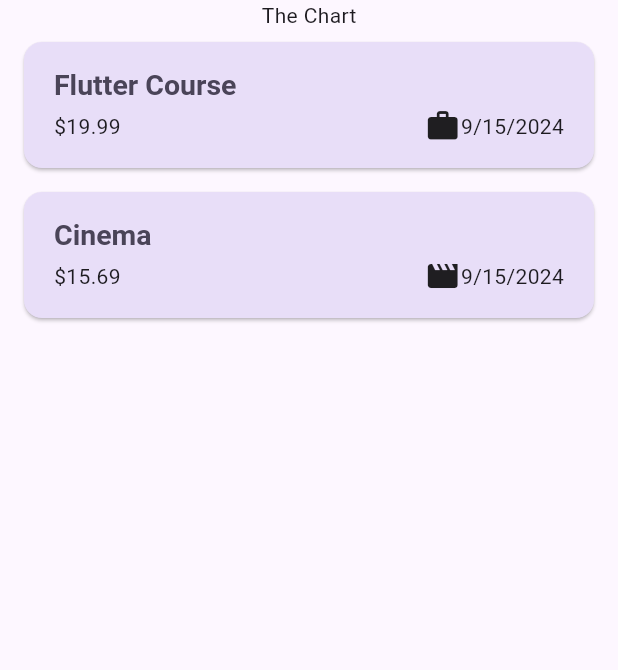
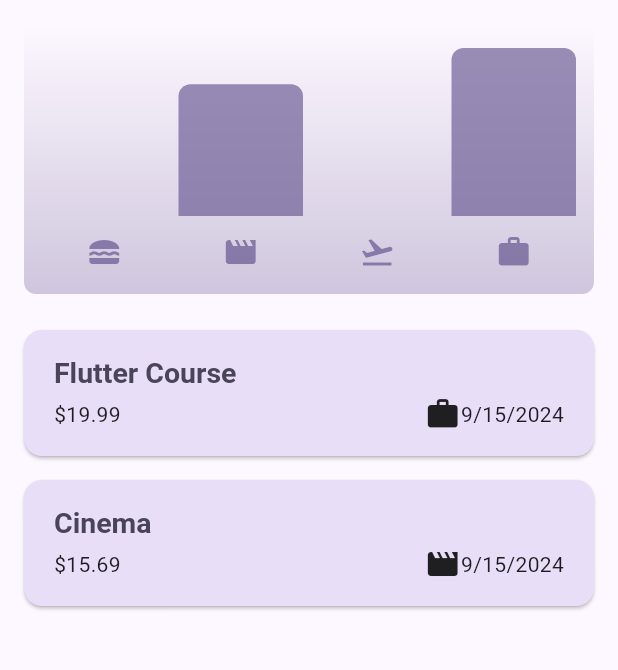
Before and after one commit to surajgond07/expense_tracker_flutter_app, a Flutter app: the screen it shows after launch, on a phone screen of 412 x 824 dp, the part 84-754 px from its top. Run offline on Flutter 3.47's test engine with Material 3 defaults, Android fonts, the phone set to English and light mode, and no system bars.

Commit message:
char.dart & char_bar.dart

```diff
--- a/lib/model/expense.dart
+++ b/lib/model/expense.dart
@@ -6,11 +6,11 @@ final formatter = DateFormat.yMd();
 
 const uuid = Uuid();
 
-enum Category { food, trave, leisure, work }
+enum Category { food, travel, leisure, work }
 
 const categoryIcons = {
   Category.food: Icons.lunch_dining,
-  Category.trave: Icons.flight_takeoff,
+  Category.travel: Icons.flight_takeoff,
   Category.leisure: Icons.movie,
   Category.work: Icons.work,
 };
@@ -36,8 +36,17 @@ class Expense {
   }
 }
 
-class ExpesnseBucket {
-  const ExpesnseBucket({required this.category, required this.expenses});
+class ExpenseBucket {
+  const ExpenseBucket({
+    required this.category,
+    required this.expenses,
+  });
+
+  ExpenseBucket.forCategory(List<Expense> allExpenses, this.category)
+      : expenses = allExpenses
+            .where((expense) => expense.category == category)
+            .toList();
+
   final Category category;
   final List<Expense> expenses;
 
--- /dev/null
+++ b/lib/widget/chart/chart.dart
@@ -0,0 +1,94 @@
+import 'package:flutter/material.dart';
+import 'package:expense_tracker_app/model/expense.dart';
+import 'package:expense_tracker_app/widget/chart/chart_bar.dart';
+
+class Chart extends StatelessWidget {
+  const Chart({super.key, required this.expenses});
+
+  final List<Expense> expenses;
+
+  List<ExpenseBucket> get buckets {
+    return [
+      ExpenseBucket.forCategory(expenses, Category.food),
+      ExpenseBucket.forCategory(expenses, Category.leisure),
+      ExpenseBucket.forCategory(expenses, Category.travel),
+      ExpenseBucket.forCategory(expenses, Category.work),
+    ];
+  }
+
+  double get maxTotalExpense {
+    double maxTotalExpense = 0;
+
+    for (final bucket in buckets) {
+      if (bucket.totalExpenses > maxTotalExpense) {
+        maxTotalExpense = bucket.totalExpenses;
+      }
+    }
+
+    return maxTotalExpense;
+  }
+
+  @override
+  Widget build(BuildContext context) {
+    final isDarkMode =
+        MediaQuery.of(context).platformBrightness == Brightness.dark;
+    return Container(
+      margin: const EdgeInsets.all(16),
+      padding: const EdgeInsets.symmetric(
+        vertical: 16,
+        horizontal: 8,
+      ),
+      width: double.infinity,
+      height: 180,
+      decoration: BoxDecoration(
+        borderRadius: BorderRadius.circular(8),
+        gradient: LinearGradient(
+          colors: [
+            Theme.of(context).colorScheme.primary.withOpacity(0.3),
+            Theme.of(context).colorScheme.primary.withOpacity(0.0)
+          ],
+          begin: Alignment.bottomCenter,
+          end: Alignment.topCenter,
+        ),
+      ),
+      child: Column(
+        children: [
+          Expanded(
+            child: Row(
+              crossAxisAlignment: CrossAxisAlignment.end,
+              children: [
+                for (final bucket in buckets) // alternative to map()
+                  ChartBar(
+                    fill: bucket.totalExpenses == 0
+                        ? 0
+                        : bucket.totalExpenses / maxTotalExpense,
+                  )
+              ],
+            ),
+          ),
+          const SizedBox(height: 12),
+          Row(
+            children: buckets
+                .map(
+                  (bucket) => Expanded(
+                    child: Padding(
+                      padding: const EdgeInsets.symmetric(horizontal: 4),
+                      child: Icon(
+                        categoryIcons[bucket.category],
+                        color: isDarkMode
+                            ? Theme.of(context).colorScheme.secondary
+                            : Theme.of(context)
+                                .colorScheme
+                                .primary
+                                .withOpacity(0.7),
+                      ),
+                    ),
+                  ),
+                )
+                .toList(),
+          )
+        ],
+      ),
+    );
+  }
+}
--- /dev/null
+++ b/lib/widget/chart/chart_bar.dart
@@ -0,0 +1,34 @@
+import 'package:flutter/material.dart';
+
+class ChartBar extends StatelessWidget {
+  const ChartBar({
+    super.key,
+    required this.fill,
+  });
+
+  final double fill;
+
+  @override
+  Widget build(BuildContext context) {
+    final isDarkMode =
+        MediaQuery.of(context).platformBrightness == Brightness.dark;
+    return Expanded(
+      child: Padding(
+        padding: const EdgeInsets.symmetric(horizontal: 4),
+        child: FractionallySizedBox(
+          heightFactor: fill,
+          child: DecoratedBox(
+            decoration: BoxDecoration(
+              shape: BoxShape.rectangle,
+              borderRadius:
+                  const BorderRadius.vertical(top: Radius.circular(8)),
+              color: isDarkMode
+                  ? Theme.of(context).colorScheme.secondary
+                  : Theme.of(context).colorScheme.primary.withOpacity(0.65),
+            ),
+          ),
+        ),
+      ),
+    );
+  }
+}
--- a/lib/widget/expenses.dart
+++ b/lib/widget/expenses.dart
@@ -1,7 +1,9 @@
+import 'package:flutter/material.dart';
+import 'package:expense_tracker_app/widget/new_expense.dart';
+
 import 'package:expense_tracker_app/widget/expenses_list/expenses_list.dart';
 import 'package:expense_tracker_app/model/expense.dart';
-import 'package:expense_tracker_app/widget/new_expense.dart';
-import 'package:flutter/material.dart';
+import 'package:expense_tracker_app/widget/chart/chart.dart';
 
 class Expenses extends StatefulWidget {
   const Expenses({super.key});
@@ -88,7 +90,7 @@ class _ExpensesState extends State<Expenses> {
       body: Column(
         children: [
           // Toolbar with Add Button => Row()
-          const Text('The Chart'),
+          Chart(expenses: _registeredExpenses),
           Expanded(child: mainContent),
         ],
       ),
```
Also changed, not shown: 1 other file.
